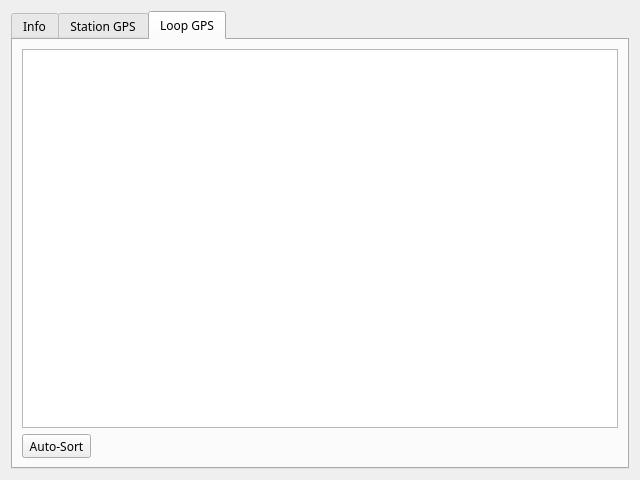
Before: the Qt Designer form src/qt_ui/pem_info_widget.ui in Eric-Meunier/Processor-Suite, drawn with Qt 5.
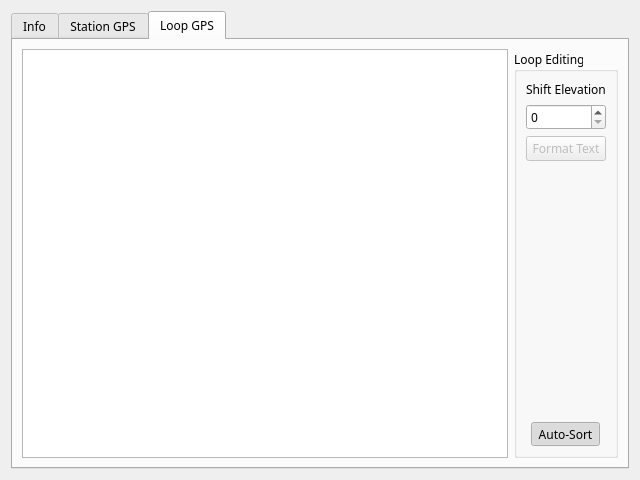
After: the same form once the commit is applied. The open tabs and pages were chosen to show the change.

```diff
--- a/src/qt_ui/pem_info_widget.ui
+++ b/src/qt_ui/pem_info_widget.ui
@@ -135,7 +135,7 @@
        <string>Loop GPS</string>
       </attribute>
       <layout class="QGridLayout" name="gridLayout_4">
-       <item row="0" column="0">
+       <item row="0" column="0" rowspan="2">
         <widget class="QTextEdit" name="loop_gps_text">
          <property name="sizePolicy">
           <sizepolicy hsizetype="Expanding" vsizetype="Expanding">
@@ -148,14 +148,74 @@
          </property>
         </widget>
        </item>
-       <item row="1" column="0">
-        <widget class="QToolButton" name="sort_loop_button">
-         <property name="text">
-          <string>Auto-Sort</string>
+       <item row="0" column="1" rowspan="2">
+        <widget class="QGroupBox" name="loopGPSGroupBox">
+         <property name="sizePolicy">
+          <sizepolicy hsizetype="Maximum" vsizetype="Preferred">
+           <horstretch>0</horstretch>
+           <verstretch>0</verstretch>
+          </sizepolicy>
+         </property>
+         <property name="title">
+          <string>Loop Editing</string>
+         </property>
+         <property name="alignment">
+          <set>Qt::AlignLeading|Qt::AlignLeft|Qt::AlignVCenter</set>
+         </property>
+         <property name="flat">
+          <bool>false</bool>
          </property>
          <property name="checkable">
-          <bool>true</bool>
+          <bool>false</bool>
          </property>
+         <layout class="QVBoxLayout" name="verticalLayout">
+          <item>
+           <widget class="QLabel" name="shiftElevationLabel">
+            <property name="text">
+             <string>Shift Elevation</string>
+            </property>
+           </widget>
+          </item>
+          <item>
+           <widget class="QSpinBox" name="shift_elevation_spinbox"/>
+          </item>
+          <item>
+           <widget class="QPushButton" name="format_loop_gps_button">
+            <property name="enabled">
+             <bool>false</bool>
+            </property>
+            <property name="text">
+             <string>Format Text</string>
+            </property>
+           </widget>
+          </item>
+          <item>
+           <spacer name="verticalSpacer_4">
+            <property name="orientation">
+             <enum>Qt::Vertical</enum>
+            </property>
+            <property name="sizeHint" stdset="0">
+             <size>
+              <width>20</width>
+              <height>40</height>
+             </size>
+            </property>
+           </spacer>
+          </item>
+          <item alignment="Qt::AlignHCenter">
+           <widget class="QToolButton" name="sort_loop_button">
+            <property name="text">
+             <string>Auto-Sort</string>
+            </property>
+            <property name="checkable">
+             <bool>true</bool>
+            </property>
+            <property name="checked">
+             <bool>true</bool>
+            </property>
+           </widget>
+          </item>
+         </layout>
         </widget>
        </item>
       </layout>
```
Left out of the diff: 65 changed lines with no effect on the pictures.
